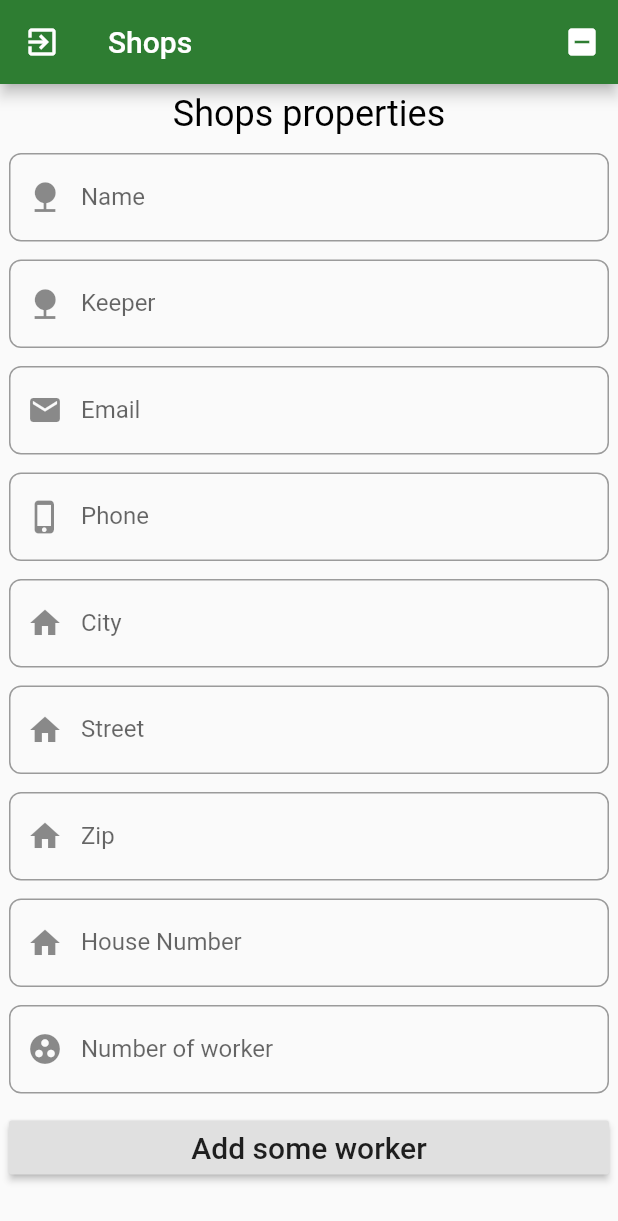
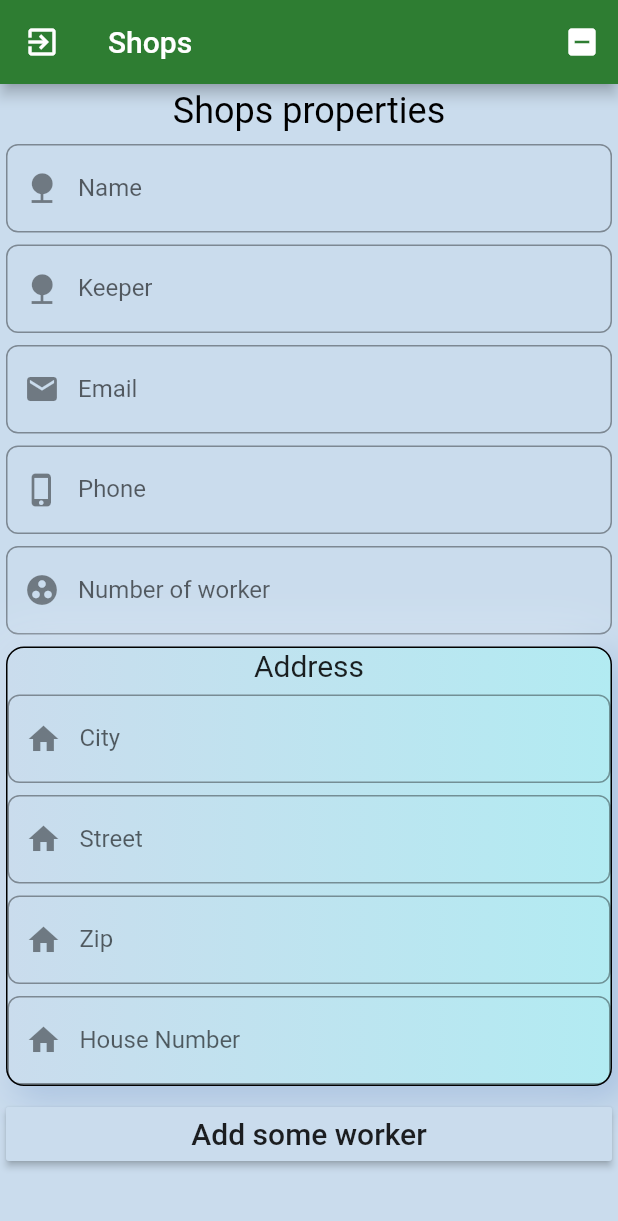
Before and after one commit to MatrixWeber/ShopOrganizerDDD, a Flutter app: the ShopsCreationPage screen opened by its route, on a phone screen of 412 x 824 dp. Shown: the top 1221 px of the screen. Run offline on Flutter 3.47's test engine with Material 2 defaults, Android fonts, the phone set to English and light mode, and no system bars; our stand-ins replace auto_route, bloc, cloud_firestore, dartz, firebase_auth, firebase_core and 13 more; accounts and stored records are empty; generated files the repository leaves out were written again.

Commit message:
added a bit decoration for shop overview

```diff
--- /dev/null
+++ b/lib/domain/core/decoration.dart
@@ -0,0 +1,16 @@
+import 'package:flutter/material.dart';
+
+Color primaryColor = const Color(0xFFCADCED);
+
+List<BoxShadow> customShadow = [
+  BoxShadow(
+      color: Colors.white.withOpacity(0.5),
+      spreadRadius: -5,
+      offset: const Offset(-5, -5),
+      blurRadius: 30),
+  BoxShadow(
+      color: Colors.blue[900].withOpacity(0.2),
+      spreadRadius: 2,
+      offset: const Offset(7, 7),
+      blurRadius: 20),
+];
--- a/lib/infrastructure/auth/firebase_auth_facade.dart
+++ b/lib/infrastructure/auth/firebase_auth_facade.dart
@@ -11,9 +11,9 @@ import 'package:freezed_annotation/freezed_annotation.dart';
 import 'package:google_sign_in/google_sign_in.dart';
 import 'package:injectable/injectable.dart';
 
-const ERROR_USER_NOT_FOUND = 'ERROR_USER_NOT_FOUND';
-const ERROR_WRONG_PASSWORD = 'ERROR_WRONG_PASSWORD';
-const ERROR_EMAIL_ALREADY_IN_USE = 'ERROR_EMAIL_ALREADY_IN_USE';
+const ERROR_USER_NOT_FOUND = 'user-not-found';
+const ERROR_WRONG_PASSWORD = 'wrong-password';
+const ERROR_EMAIL_ALREADY_IN_USE = 'email-already-in-use';
 
 @LazySingleton(as: IAuthFacade)
 class FirebaseAuthFacade implements IAuthFacade {
--- a/lib/presentation/notes/note_form/note_form_page.dart
+++ b/lib/presentation/notes/note_form/note_form_page.dart
@@ -132,7 +132,9 @@ class NoteFormPageScaffold extends StatelessWidget {
           return ChangeNotifierProvider(
             create: (_) => FormTodos(),
             child: Form(
-              autovalidateMode: AutovalidateMode.onUserInteraction,
+              autovalidateMode: state.showErrorMessage
+                  ? AutovalidateMode.onUserInteraction
+                  : AutovalidateMode.disabled,
               child: SingleChildScrollView(
                   child: Column(
                 children: [
--- a/lib/presentation/shops/shop_creation/shop_creation_page.dart
+++ b/lib/presentation/shops/shop_creation/shop_creation_page.dart
@@ -1,5 +1,6 @@
 import 'package:firebase_ddd_tutorial/application/auth/auth_bloc.dart';
 import 'package:firebase_ddd_tutorial/application/shops/shop_form/shop_form_bloc.dart';
+import 'package:firebase_ddd_tutorial/domain/core/decoration.dart';
 import 'package:firebase_ddd_tutorial/presentation/shops/shop_creation/widgets/shop_creation_form.dart';
 import 'package:flutter/material.dart';
 import 'package:flutter_bloc/flutter_bloc.dart';
@@ -10,6 +11,7 @@ class ShopsCreationPage extends StatelessWidget {
   @override
   Widget build(BuildContext context) {
     return Scaffold(
+      backgroundColor: primaryColor,
       appBar: AppBar(
         title: const Text('Shops'),
         leading: IconButton(
--- a/lib/presentation/shops/shop_creation/widgets/shop_creation_form.dart
+++ b/lib/presentation/shops/shop_creation/widgets/shop_creation_form.dart
@@ -1,5 +1,6 @@
 import 'package:auto_route/auto_route.dart';
 import 'package:firebase_ddd_tutorial/application/shops/shop_form/shop_form_bloc.dart';
+import 'package:firebase_ddd_tutorial/domain/core/decoration.dart';
 import 'package:firebase_ddd_tutorial/domain/core/errors.dart';
 import 'package:firebase_ddd_tutorial/domain/core/helper_functions.dart';
 import 'package:firebase_ddd_tutorial/presentation/routes/router.gr.dart';
@@ -9,7 +10,7 @@ import 'package:flutter_bloc/flutter_bloc.dart';
 
 class ShopCreationForm extends StatelessWidget {
   // static const _RADIUS = 120.0;
-  static const _PADDING = 6.0;
+  static const _PADDING = 4.0;
   // static const _TF_EDGE = 12.0;
   static const _TF_SIZE = 20.0;
   @override
@@ -35,7 +36,9 @@ class ShopCreationForm extends StatelessWidget {
               }));
     }, builder: (context, state) {
       return Form(
-        autovalidateMode: AutovalidateMode.onUserInteraction,
+        autovalidateMode: state.showErrorMessage
+            ? AutovalidateMode.onUserInteraction
+            : AutovalidateMode.disabled,
         child: ListView(
           padding: const EdgeInsets.all(_PADDING),
           children: <Widget>[
@@ -152,6 +155,49 @@ class ShopCreationForm extends StatelessWidget {
               padding: EdgeInsets.all(_PADDING),
             ),
             TextFormField(
+              key: const Key('number-of-worker-field'),
+              onChanged: (value) => context
+                  .read<ShopFormBloc>()
+                  .add(ShopFormEvent.numberOfWorkersChanged(int.parse(value))),
+              validator: (_) => context
+                  .read<ShopFormBloc>()
+                  .state
+                  .shop
+                  .numberOfWorkers
+                  .value
+                  .fold(
+                      (f) => f.maybeMap(
+                            maxTypeExceeded: (_) => 'Invalid number of worker',
+                            orElse: () => null,
+                          ),
+                      (_) => null),
+              decoration: const InputDecoration(
+                prefixIcon: Icon(Icons.group_work),
+                labelText: 'Number of worker',
+              ),
+              autocorrect: false,
+              keyboardType: TextInputType.number,
+            ),
+            const Padding(
+              padding: EdgeInsets.all(_PADDING),
+            ),
+            Container(
+              decoration: BoxDecoration(
+                boxShadow: customShadow,
+                color: primaryColor,
+                gradient: LinearGradient(
+                  colors: [primaryColor, Colors.cyan[100]],
+                ),
+                border: Border.all(),
+                borderRadius: BorderRadius.circular(12),
+              ),
+              child: Column(
+                children: [
+                  const Text('Address', style: TextStyle(fontSize: _TF_SIZE)),
+                  const SizedBox(
+                    height: 8,
+                  ),
+                  TextFormField(
                     key: const Key('city-field'),
                     onChanged: (value) => context
                         .read<ShopFormBloc>()
@@ -252,7 +298,8 @@ class ShopCreationForm extends StatelessWidget {
                         .value
                         .fold(
                             (f) => f.maybeMap(
-                            maxTypeExceeded: (_) => 'Invalid house number',
+                                  maxTypeExceeded: (_) =>
+                                      'Invalid house number',
                                   orElse: () => null,
                                 ),
                             (_) => null),
@@ -263,37 +310,14 @@ class ShopCreationForm extends StatelessWidget {
                     autocorrect: false,
                     keyboardType: TextInputType.number,
                   ),
-            const Padding(
-              padding: EdgeInsets.all(_PADDING),
+                ],
               ),
-            TextFormField(
-              key: const Key('number-of-worker-field'),
-              onChanged: (value) => context
-                  .read<ShopFormBloc>()
-                  .add(ShopFormEvent.numberOfWorkersChanged(int.parse(value))),
-              validator: (_) => context
-                  .read<ShopFormBloc>()
-                  .state
-                  .shop
-                  .numberOfWorkers
-                  .value
-                  .fold(
-                      (f) => f.maybeMap(
-                            maxTypeExceeded: (_) => 'Invalid number of worker',
-                            orElse: () => null,
-                          ),
-                      (_) => null),
-              decoration: const InputDecoration(
-                prefixIcon: Icon(Icons.group_work),
-                labelText: 'Number of worker',
-              ),
-              autocorrect: false,
-              keyboardType: TextInputType.number,
             ),
             const Padding(
               padding: EdgeInsets.all(_PADDING),
             ),
             RaisedButton(
+              color: primaryColor,
               onPressed: () =>
                   context.read<ShopFormBloc>().add(const ShopFormEvent.saved()),
               child: const Text('Add some worker',
--- a/lib/presentation/shops/shop_creation/widgets/shop_worker_creation_form.dart
+++ b/lib/presentation/shops/shop_creation/widgets/shop_worker_creation_form.dart
@@ -51,13 +51,15 @@ class ShopWorkerCreationForm extends StatelessWidget {
                     ExtendedNavigator.of(context).pushShopWorkerCreationPage(
                         parentShopId: parentShopId, numOfWorkers: numOfWorkers);
                   } else {
-                    ExtendedNavigator.of(context).pushNotesOverviewPage();
+                    const Center(child: Text('No Shops found'));
                   }
                 }));
       },
       builder: (BuildContext context, WorkerFormState state) {
         return Form(
-          autovalidate: context.read<WorkerFormBloc>().state.showErrorMessage,
+          autovalidateMode: state.showErrorMessage
+              ? AutovalidateMode.onUserInteraction
+              : AutovalidateMode.disabled,
           child: ListView(
             padding: const EdgeInsets.all(_PADDING),
             children: <Widget>[
--- a/lib/presentation/sign_in/widgets/sign_in_form.dart
+++ b/lib/presentation/sign_in/widgets/sign_in_form.dart
@@ -24,7 +24,7 @@ class SignInForm extends StatelessWidget {
                             'Invalid email and password combination'),
                   ).show(context);
                 }, (_) {
-                  ExtendedNavigator.of(context).pushNotesOverviewPage();
+                  ExtendedNavigator.of(context).pushShopsOverviewPage();
                   context
                       .read<AuthBloc>()
                       .add(const AuthEvent.authCheckRequested());
@@ -32,7 +32,9 @@ class SignInForm extends StatelessWidget {
       },
       builder: (context, state) {
         return Form(
-          autovalidateMode: AutovalidateMode.onUserInteraction,
+          autovalidateMode: state.showErrorMessages
+              ? AutovalidateMode.onUserInteraction
+              : AutovalidateMode.disabled,
           child: ListView(
             padding: const EdgeInsets.all(8),
             children: [
--- a/lib/presentation/splash/splash_page.dart
+++ b/lib/presentation/splash/splash_page.dart
@@ -12,7 +12,7 @@ class SplashPage extends StatelessWidget {
         state.map(
           initial: (_) {},
           authenticated: (_) =>
-              ExtendedNavigator.of(context).pushNotesOverviewPage(),
+              ExtendedNavigator.of(context).pushShopsOverviewPage(),
           unauthenticated: (_) =>
               ExtendedNavigator.of(context).pushSignInPage(),
         );
```
Also changed, not shown: pubspec.yaml (+7 -7 lines). Lines whose indentation alone changed are shown as unchanged.
